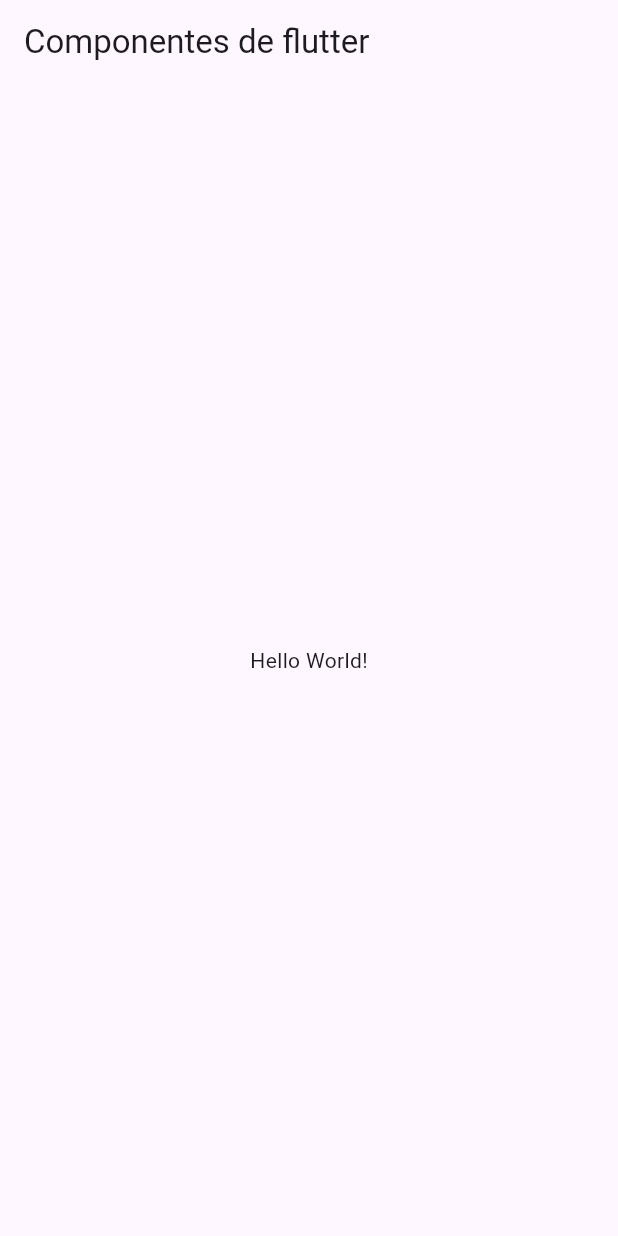
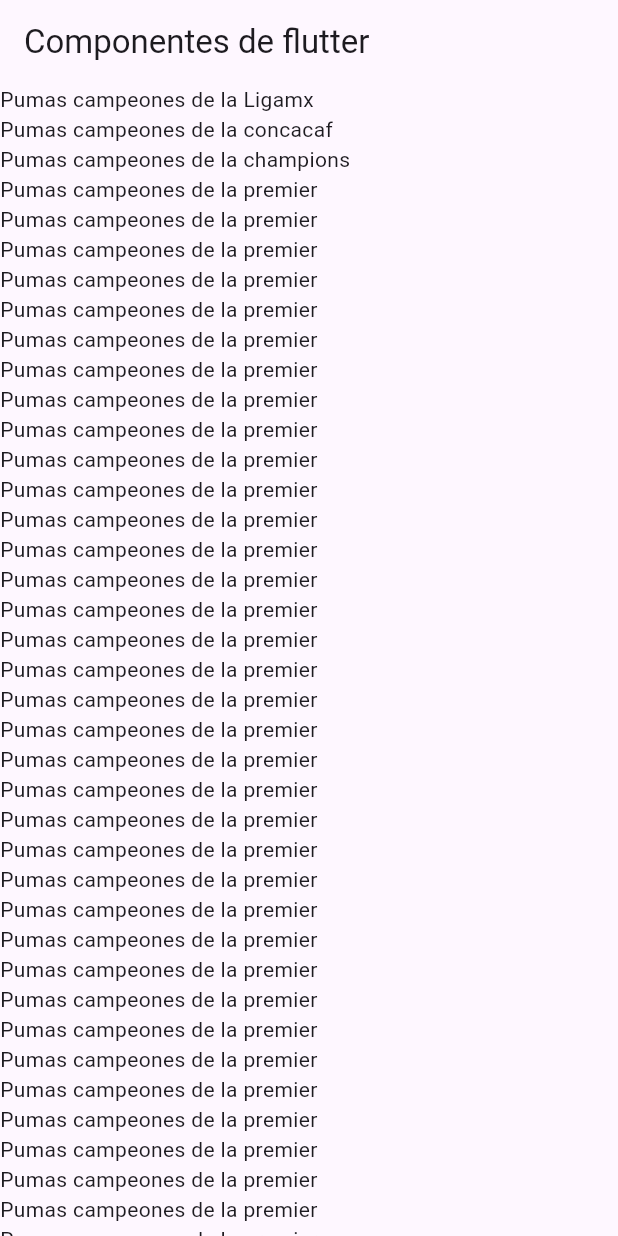
Before and after one commit to GabrielGLuna/componentes_flutter, a Flutter app: the screen it shows after launch, on a phone screen of 412 x 824 dp. Run offline on Flutter 3.47's test engine with Material 3 defaults, Android fonts, the phone set to English and light mode, and no system bars.

Commit message:
03 Adding the List View to the homescreen

```diff
--- a/lib/home_Screen.dart
+++ b/lib/home_Screen.dart
@@ -9,8 +9,84 @@ class HomeScreen extends StatelessWidget {
       appBar:  AppBar(
         title: const Text('Componentes de flutter'),
       ),
-        body: const Center(
-          child: Text('Hello World!'),
+        body: ListView(
+          children: const[
+            Text('Pumas campeones de la Ligamx'),
+            Text('Pumas campeones de la concacaf'),
+            Text('Pumas campeones de la champions'),
+            Text('Pumas campeones de la premier'),
+            Text('Pumas campeones de la premier'),
+            Text('Pumas campeones de la premier'),
+            Text('Pumas campeones de la premier'),
+            Text('Pumas campeones de la premier'),
+            Text('Pumas campeones de la premier'),
+            Text('Pumas campeones de la premier'),
+            Text('Pumas campeones de la premier'),
+            Text('Pumas campeones de la premier'),
+            Text('Pumas campeones de la premier'),
+            Text('Pumas campeones de la premier'),
+            Text('Pumas campeones de la premier'),
+            Text('Pumas campeones de la premier'),
+            Text('Pumas campeones de la premier'),
+            Text('Pumas campeones de la premier'),
+            Text('Pumas campeones de la premier'),
+            Text('Pumas campeones de la premier'),
+            Text('Pumas campeones de la premier'),
+            Text('Pumas campeones de la premier'),
+            Text('Pumas campeones de la premier'),
+            Text('Pumas campeones de la premier'),
+            Text('Pumas campeones de la premier'),
+            Text('Pumas campeones de la premier'),
+            Text('Pumas campeones de la premier'),
+            Text('Pumas campeones de la premier'),
+            Text('Pumas campeones de la premier'),
+            Text('Pumas campeones de la premier'),
+            Text('Pumas campeones de la premier'),
+            Text('Pumas campeones de la premier'),
+            Text('Pumas campeones de la premier'),
+            Text('Pumas campeones de la premier'),
+            Text('Pumas campeones de la premier'),
+            Text('Pumas campeones de la premier'),
+            Text('Pumas campeones de la premier'),
+            Text('Pumas campeones de la premier'),
+            Text('Pumas campeones de la premier'),
+            Text('Pumas campeones de la premier'),
+            Text('Pumas campeones de la premier'),
+            Text('Pumas campeones de la premier'),
+            Text('Pumas campeones de la premier'),
+            Text('Pumas campeones de la premier'),
+            Text('Pumas campeones de la premier'),
+            Text('Pumas campeones de la premier'),
+            Text('Pumas campeones de la premier'),
+            Text('Pumas campeones de la premier'),
+            Text('Pumas campeones de la premier'),
+            Text('Pumas campeones de la premier'),
+            Text('Pumas campeones de la premier'),
+            Text('Pumas campeones de la premier'),
+            Text('Pumas campeones de la premier'),
+            Text('Pumas campeones de la premier'),
+            Text('Pumas campeones de la premier'),
+            Text('Pumas campeones de la premier'),
+            Text('Pumas campeones de la premier'),
+            Text('Pumas campeones de la premier'),
+            Text('Pumas campeones de la premier'),
+            Text('Pumas campeones de la premier'),
+            Text('Pumas campeones de la premier'),
+            Text('Pumas campeones de la premier'),
+            Text('Pumas campeones de la premier'),
+            Text('Pumas campeones de la premier'),
+            Text('Pumas campeones de la premier'),
+            Text('Pumas campeones de la premier'),
+            Text('Pumas campeones de la premier'),
+            Text('Pumas campeones de la premier'),
+            Text('Pumas campeones de la premier'),
+            Text('Pumas campeones de la premier'),
+            Text('Pumas campeones de la premier'),
+            Text('Pumas campeones de la premier'),
+            Text('Pumas campeones de la premier'),
+
+
+          ],
         ),
       );
   }
--- a/lib/main_app.dart
+++ b/lib/main_app.dart
@@ -7,6 +7,7 @@ class MainApp extends StatelessWidget {
   @override
   Widget build(BuildContext context) {
     return const MaterialApp(
+      debugShowCheckedModeBanner: false,
       home: HomeScreen()
     );
   }
```
